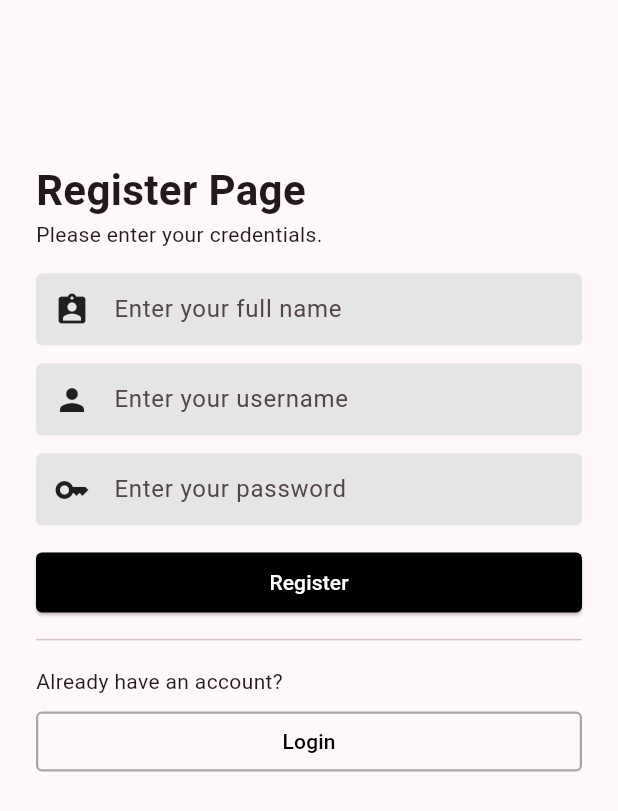
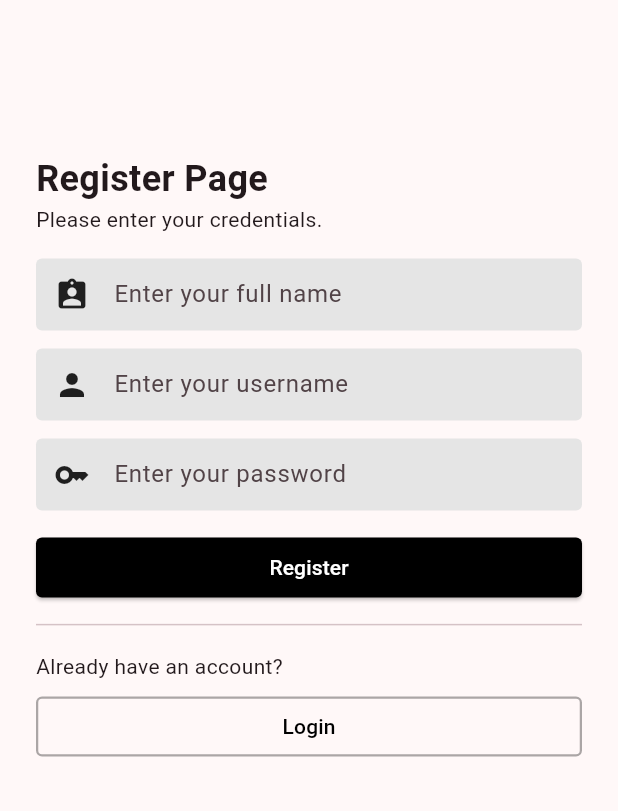
Before and after one commit to plirapli/tpm-tugas-1, a Flutter app: the HomePage screen opened directly with empty values, after a tap on the "logout" icon, after a tap on "Register", on a phone screen of 412 x 824 dp. Shown: the top 811 px of the screen. Run offline on Flutter 3.47's test engine with Material 3 defaults, Android fonts, the light colour scheme and no system bars; network calls fail.

Commit message:
fix responsiveness :"

```diff
--- a/lib/pages/home.dart
+++ b/lib/pages/home.dart
@@ -50,23 +50,25 @@ class _HomePageState extends State<HomePage> {
               (item) => (item.title!.toLowerCase()).contains(val.toLowerCase()))
           .toList();
     });
-    // print(filteredItems);
   }
 
   @override
   Widget build(BuildContext context) {
     return SafeArea(
       child: Scaffold(
-        body: Padding(
+        body: Expanded(
+          child: Container(
             padding: const EdgeInsets.symmetric(
-            vertical: 24,
               horizontal: 24,
             ),
-          child: Column(children: [
+            child: ListView(scrollDirection: Axis.vertical, children: [
+              const SizedBox(height: 20),
               _heading(context),
               _searchBar(context),
-            _mainmenu(context)
+              _mainmenu(context),
+              const SizedBox(height: 20)
             ]),
+          ),
         ),
       ),
     );
@@ -84,7 +86,7 @@ class _HomePageState extends State<HomePage> {
                 Text(
                   "Hello, ${widget.username}  👋🏻",
                   style: const TextStyle(
-                      fontSize: 28, fontWeight: FontWeight.bold),
+                      fontSize: 24, fontWeight: FontWeight.bold),
                 ),
                 const Text(
                   "Ini ceritanya subtext tapi gatau diisi apa",
@@ -133,12 +135,10 @@ class _HomePageState extends State<HomePage> {
   }
 
   Widget _mainmenu(BuildContext context) {
-    return Expanded(
-      child: Container(
+    return Container(
         alignment: Alignment.center,
         margin: const EdgeInsets.only(top: 4),
-          child: ListView(
-              // mainAxisAlignment: MainAxisAlignment.spaceBetween,
+        child: Column(
             children: filteredItems.isEmpty
                 ? [
                     Container(
@@ -159,10 +159,9 @@ class _HomePageState extends State<HomePage> {
                   ]
                 : [
                     for (final item in filteredItems)
-                        _mainmenuitem(context, item.title, item.icon, item.page,
-                            item.color)
-                    ])),
-    );
+                      _mainmenuitem(
+                          context, item.title, item.icon, item.page, item.color)
+                  ]));
   }
 
   Widget _mainmenuitem(BuildContext context, String? title, IconData? icon,
--- a/lib/pages/login.dart
+++ b/lib/pages/login.dart
@@ -62,19 +62,20 @@ class _LoginPageState extends State<LoginPage> {
   Widget build(BuildContext context) {
     return SafeArea(
       child: Scaffold(
-        body: Padding(
-          padding: const EdgeInsets.symmetric(
-            vertical: 24,
-            horizontal: 24,
+        body: Expanded(
+          child: Container(
+            padding: const EdgeInsets.symmetric(horizontal: 24),
+            child: ListView(scrollDirection: Axis.vertical, children: [
+              const SizedBox(height: 20),
+              _heading(),
+              _usernameField(),
+              _passwordField(),
+              _loginButton(context),
+              const Divider(),
+              _registerButton(context),
+              const SizedBox(height: 20)
+            ]),
           ),
-          child: Column(children: [
-            _heading(),
-            _usernameField(),
-            _passwordField(),
-            _loginButton(context),
-            const Divider(),
-            _registerButton(context)
-          ]),
         ),
       ),
     );
@@ -90,7 +91,7 @@ class _LoginPageState extends State<LoginPage> {
           children: [
             Text(
               "Login Page",
-              style: TextStyle(fontSize: 28, fontWeight: FontWeight.bold),
+              style: TextStyle(fontSize: 24, fontWeight: FontWeight.bold),
             ),
             Text(
               "Please enter your credentials.",
--- a/lib/pages/register.dart
+++ b/lib/pages/register.dart
@@ -73,20 +73,21 @@ class _RegisterPageState extends State<RegisterPage> {
   Widget build(BuildContext context) {
     return SafeArea(
       child: Scaffold(
-        body: Padding(
-          padding: const EdgeInsets.symmetric(
-            vertical: 24,
-            horizontal: 24,
-          ),
-          child: Column(children: [
+        body: Expanded(
+          child: Container(
+            padding: const EdgeInsets.symmetric(horizontal: 24),
+            child: ListView(scrollDirection: Axis.vertical, children: [
+              const SizedBox(height: 20),
               _heading(),
               _nameField(),
               _usernameField(),
               _passwordField(),
               _registerButton(context),
               const Divider(),
-            _loginButton(context)
+              _loginButton(context),
+              const SizedBox(height: 20)
             ]),
+          ),
         ),
       ),
     );
@@ -102,7 +103,7 @@ class _RegisterPageState extends State<RegisterPage> {
           children: [
             Text(
               "Register Page",
-              style: TextStyle(fontSize: 28, fontWeight: FontWeight.bold),
+              style: TextStyle(fontSize: 24, fontWeight: FontWeight.bold),
             ),
             Text(
               "Please enter your credentials.",
```
Also changed, not shown: lib/pages/group.dart (+17 -13 lines), lib/pages/oddeven.dart (+11 -7 lines), lib/pages/sumsub.dart (+14 -8 lines). Lines whose indentation alone changed are shown as unchanged.
